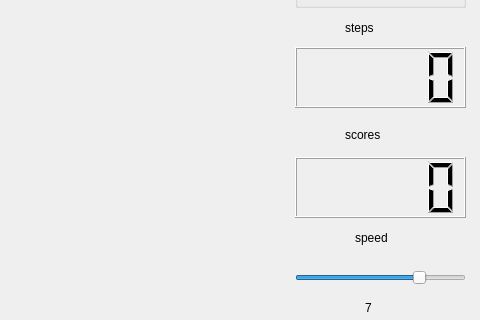
First picture: the form in mainwindow.ui, repository jeremyHua1931/greedysnake, before the edit; both pictures show x 545 to 1025 and y 523 to 843 of the 1025 by 843 pixel window.
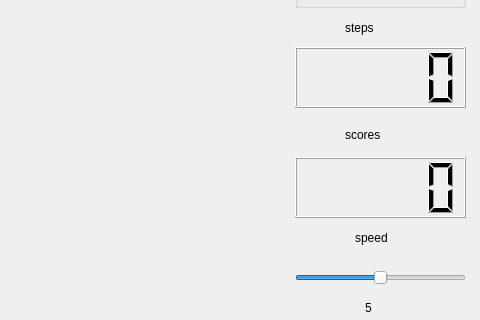
Second picture: the form after the edit. Custom widgets are drawn as their Qt base class.

Patch:
```diff
--- a/mainwindow.ui
+++ b/mainwindow.ui
@@ -251,7 +251,7 @@
      <number>3</number>
     </property>
     <property name="value">
-     <number>7</number>
+     <number>5</number>
     </property>
     <property name="orientation">
      <enum>Qt::Horizontal</enum>
@@ -280,7 +280,7 @@
      </rect>
     </property>
     <property name="text">
-     <string>7</string>
+     <string>5</string>
     </property>
    </widget>
   </widget>
```
